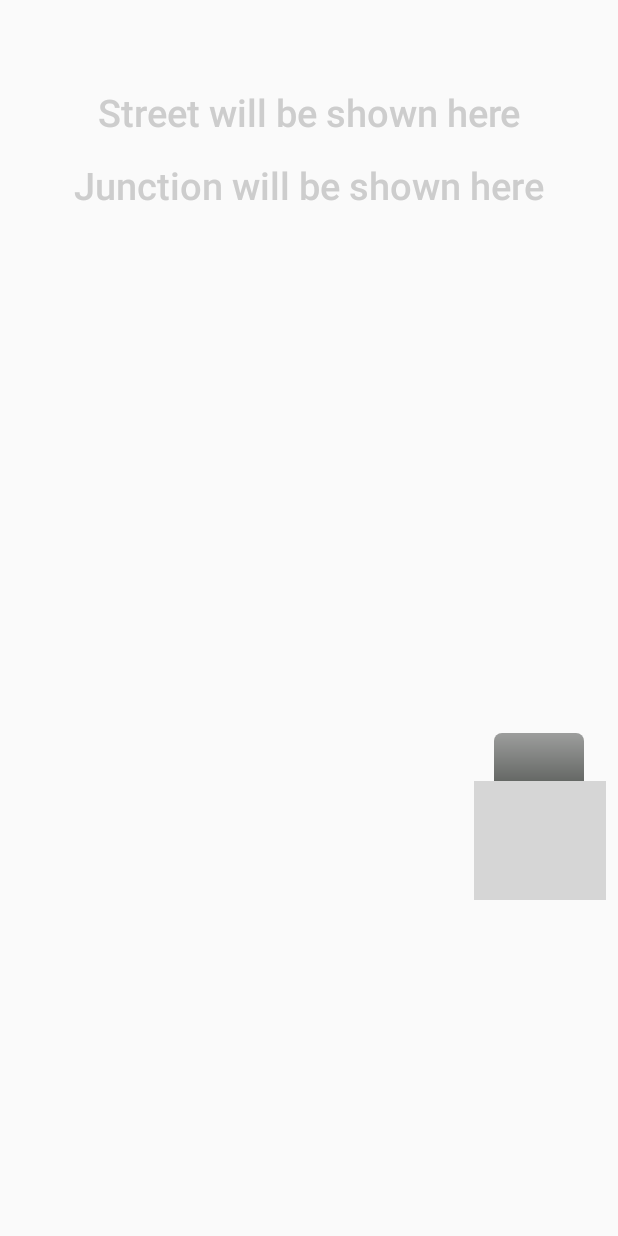
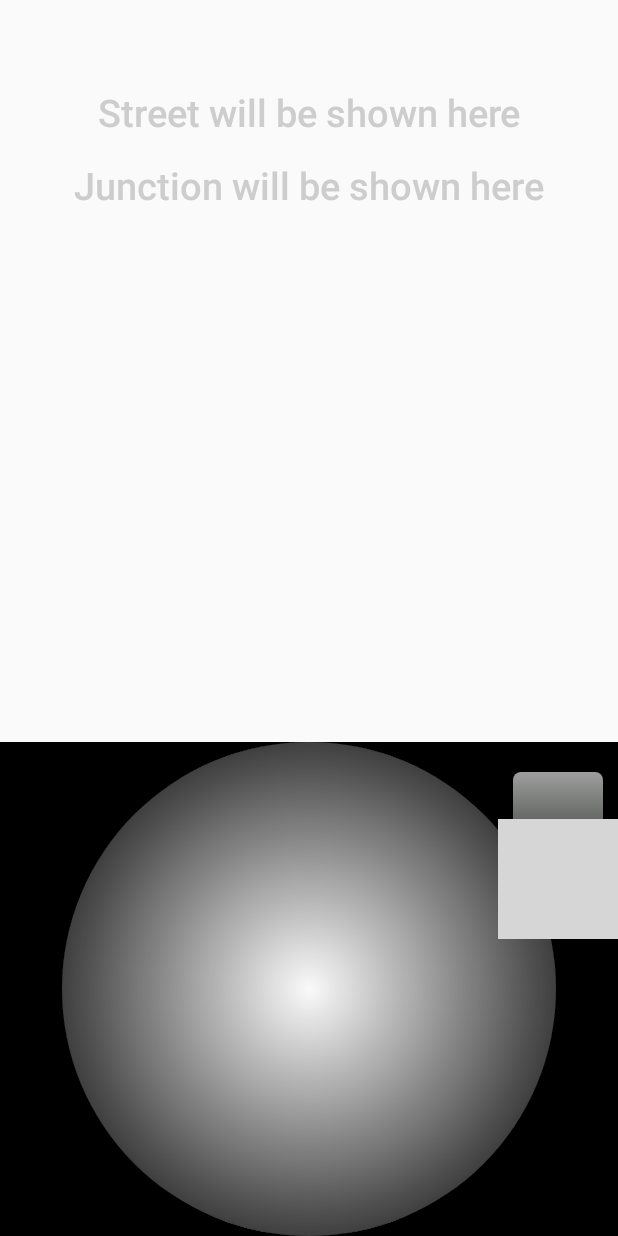
Before and after one commit to Darxie/Actualspeed, an Android app: the layout fragment_free_drive.xml on its own in the app's theme, with its tools: preview values and no code run, on a phone screen of 412 x 824 dp. Run offline under Robolectric (Android 15) with nearby library versions, the phone set to English and light mode, and no system bars; grey boxes are pictures that could not be loaded.

Commit message:
chore(Android): Free drive fragment

```diff
--- a/app/src/main/java/cz/feldis/actualspeed/FreeDriveFragment.kt
+++ b/app/src/main/java/cz/feldis/actualspeed/FreeDriveFragment.kt
@@ -36,16 +36,16 @@ class FreeDriveFragment : MapFragment() {
     override fun onViewCreated(view: View, savedInstanceState: Bundle?) {
         super.onViewCreated(view, savedInstanceState)
 
-        binding.speed.setOnClickListener { viewModel.resetCamera() }
+        binding.speedInfoLayout.speed.setOnClickListener { viewModel.resetCamera() }
 
         viewModel.currentSpeedText.observe(viewLifecycleOwner, {
-            binding.speed.text = it
+            binding.speedInfoLayout.speed.text = it
         })
         viewModel.currentSpeedColor.observe(viewLifecycleOwner, {
-            binding.currentSpeedImage.setColorFilter(it)
+            binding.speedInfoLayout.currentSpeedImage.setColorFilter(it)
         })
         viewModel.speedLimitText.observe(viewLifecycleOwner, {
-            binding.speedLimit.text = it
+            binding.speedInfoLayout.speedLimit.text = it
         })
         viewModel.currentStreetInfo.observe(viewLifecycleOwner, {
             binding.street.text = getString(R.string.current_street, it.street, it.city)
--- /dev/null
+++ b/app/src/main/java/cz/feldis/actualspeed/view/FocusView.kt
@@ -0,0 +1,61 @@
+package cz.feldis.actualspeed.view
+
+import android.content.Context
+import android.graphics.*
+import android.util.AttributeSet
+import android.view.View
+import cz.feldis.actualspeed.R
+
+class FocusView @JvmOverloads constructor(
+    context: Context, attrs: AttributeSet? = null, defStyleAttr: Int = 0
+) : View(context, attrs, defStyleAttr) {
+
+    private var borderPaint: Paint? = null
+    private val pathPaint = Paint().apply {
+        color = Color.TRANSPARENT
+        strokeWidth = 10F
+    }
+    private val path = Path()
+    private var gradientColor: Int = Color.BLACK
+
+    init {
+        context.theme.obtainStyledAttributes(attrs, R.styleable.FocusView, 0, 0).apply {
+            try {
+                gradientColor = getColor(R.styleable.FocusView_gradientColor, Color.BLACK)
+            } finally {
+                recycle()
+            }
+        }
+    }
+
+    override fun onLayout(changed: Boolean, left: Int, top: Int, right: Int, bottom: Int) {
+        super.onLayout(changed, left, top, right, bottom)
+        if(borderPaint == null) {
+            borderPaint = Paint().apply {
+                color = Color.WHITE
+                strokeWidth = 1F
+                style = Paint.Style.FILL_AND_STROKE
+                shader = RadialGradient(width / 2F, height / 2F, height / 1.5F, Color.TRANSPARENT, gradientColor, Shader.TileMode.MIRROR)
+            }
+        }
+    }
+
+    override fun onDraw(canvas: Canvas?) {
+        super.onDraw(canvas)
+
+        canvas?.apply {
+            path.reset()
+            path.addCircle(width / 2F, height / 2F, height / 2F, Path.Direction.CW)
+            path.fillType = Path.FillType.INVERSE_EVEN_ODD
+
+            borderPaint?.let {
+                drawCircle(width / 2F, height / 2F, height / 2F, it)
+            }
+
+            drawPath(path, pathPaint)
+            clipPath(path)
+
+            drawColor(gradientColor)
+        }
+    }
+}
--- a/app/src/main/java/cz/feldis/actualspeed/viewmodel/FreeDriveFragmentViewModel.kt
+++ b/app/src/main/java/cz/feldis/actualspeed/viewmodel/FreeDriveFragmentViewModel.kt
@@ -98,8 +98,8 @@ class FreeDriveFragmentViewModel : ViewModel() {
         with(cameraDataModel) {
             movementMode = Camera.MovementMode.FollowGpsPosition
             rotationMode = Camera.RotationMode.Vehicle
-            tilt = 30f
-            zoomLevel = 16f
+            tilt = 90F
+            zoomLevel = 14F
         }
     }
 }
--- a/app/src/main/res/layout/fragment_free_drive.xml
+++ b/app/src/main/res/layout/fragment_free_drive.xml
@@ -44,70 +44,27 @@
             app:layout_constraintVertical_bias="0.01999998"
             tools:visibility="visible" />
 
-        <TextView
-            android:id="@+id/speed"
-            android:layout_width="0dp"
-            android:layout_height="0dp"
-            android:elevation="2dp"
-            android:fontFamily="sans-serif-medium"
-            android:textAlignment="center"
-            android:textColor="#000000"
-            android:textSize="35sp"
-            android:textStyle="bold"
-            android:visibility="visible"
-            app:layout_constraintBottom_toTopOf="@+id/speedLimit"
-            app:layout_constraintEnd_toEndOf="@+id/currentSpeedImage"
-            app:layout_constraintHorizontal_bias="0.0"
-            app:layout_constraintStart_toStartOf="@+id/currentSpeedImage"
-            app:layout_constraintTop_toTopOf="@+id/currentSpeedImage"
-            app:layout_constraintVertical_bias="0.0"
-            tools:visibility="visible" />
-
-        <ImageView
-            android:id="@+id/speedLimitImage"
-            android:layout_width="88dp"
-            android:layout_height="79dp"
-            android:layout_marginEnd="8dp"
-            android:layout_marginBottom="224dp"
-            android:contentDescription="@string/speedlimit_image"
-            android:elevation="2dp"
-            android:visibility="visible"
-            app:layout_constraintBottom_toBottomOf="parent"
-            app:layout_constraintEnd_toEndOf="parent"
-            app:srcCompat="@drawable/sygic_sdk_speed_limit_eu" />
-
-        <TextView
-            android:id="@+id/speedLimit"
-            android:layout_width="wrap_content"
-            android:layout_height="wrap_content"
-            android:elevation="3dp"
-            android:fontFamily="sans-serif-medium"
-            android:textColor="#000000"
-            android:textSize="30sp"
-            app:layout_constraintBottom_toBottomOf="@+id/speedLimitImage"
-            app:layout_constraintEnd_toEndOf="@+id/speedLimitImage"
-            app:layout_constraintStart_toStartOf="@+id/speedLimitImage"
-            app:layout_constraintTop_toTopOf="@+id/speedLimitImage" />
-
-        <ImageView
-            android:id="@+id/currentSpeedImage"
-            android:layout_width="60dp"
-            android:layout_height="51dp"
-            android:contentDescription="@string/text"
-            app:layout_constraintBottom_toTopOf="@+id/speedLimit"
-            app:layout_constraintEnd_toEndOf="@+id/speedLimitImage"
-            app:layout_constraintHorizontal_bias="0.486"
-            app:layout_constraintStart_toStartOf="@+id/speedLimitImage"
-            app:srcCompat="@android:drawable/progress_horizontal" />
-
         <FrameLayout
             android:id="@+id/mapFrameLayout"
             android:layout_width="match_parent"
             android:layout_height="0dp"
+            app:layout_constraintBottom_toBottomOf="parent"
             app:layout_constraintHeight_default="percent"
-            app:layout_constraintHeight_percent=".3"
-            app:layout_constraintBottom_toBottomOf="parent"
-            />
+            app:layout_constraintHeight_percent=".4">
+
+            <cz.feldis.actualspeed.view.FocusView
+                android:layout_width="match_parent"
+                android:layout_height="match_parent" />
+
+        </FrameLayout>
+
+        <include
+            android:id="@+id/speedInfoLayout"
+            layout="@layout/layout_speed_info"
+            android:layout_width="wrap_content"
+            android:layout_height="wrap_content"
+            app:layout_constraintEnd_toEndOf="parent"
+            app:layout_constraintTop_toTopOf="@id/mapFrameLayout" />
 
     </androidx.constraintlayout.widget.ConstraintLayout>
 
--- /dev/null
+++ b/app/src/main/res/layout/layout_speed_info.xml
@@ -0,0 +1,63 @@
+<?xml version="1.0" encoding="utf-8"?>
+<androidx.constraintlayout.widget.ConstraintLayout xmlns:android="http://schemas.android.com/apk/res/android"
+    xmlns:app="http://schemas.android.com/apk/res-auto"
+    xmlns:tools="http://schemas.android.com/tools"
+    android:layout_width="wrap_content"
+    android:layout_height="wrap_content">
+
+    <ImageView
+        android:id="@+id/currentSpeedImage"
+        android:layout_width="60dp"
+        android:layout_height="51dp"
+        android:layout_marginTop="20dp"
+        android:contentDescription="@string/text"
+        app:layout_constraintBottom_toTopOf="@id/speedLimitImage"
+        app:layout_constraintTop_toTopOf="parent"
+        app:layout_constraintStart_toStartOf="parent"
+        app:layout_constraintEnd_toEndOf="parent"
+        app:srcCompat="@android:drawable/progress_horizontal"
+        tools:src="@android:drawable/progress_horizontal" />
+
+    <TextView
+        android:id="@+id/speed"
+        android:layout_width="0dp"
+        android:layout_height="0dp"
+        android:fontFamily="sans-serif-medium"
+        android:textAlignment="center"
+        android:textColor="#000000"
+        android:textSize="35sp"
+        android:textStyle="bold"
+        app:layout_constraintTop_toTopOf="@+id/currentSpeedImage"
+        app:layout_constraintBottom_toBottomOf="@id/currentSpeedImage"
+        app:layout_constraintEnd_toEndOf="@+id/currentSpeedImage"
+        app:layout_constraintStart_toStartOf="@+id/currentSpeedImage"
+        tools:text="40" />
+
+    <ImageView
+        android:id="@+id/speedLimitImage"
+        android:layout_width="80dp"
+        android:layout_height="80dp"
+        android:translationY="-20dp"
+        android:contentDescription="@string/speedlimit_image"
+        app:layout_constraintTop_toBottomOf="@id/currentSpeedImage"
+        app:layout_constraintBottom_toBottomOf="parent"
+        app:layout_constraintStart_toStartOf="parent"
+        app:layout_constraintEnd_toEndOf="parent"
+        app:srcCompat="@drawable/sygic_sdk_speed_limit_eu"
+        tools:src="@drawable/sygic_sdk_speed_limit_eu" />
+
+    <TextView
+        android:id="@+id/speedLimit"
+        android:layout_width="wrap_content"
+        android:layout_height="wrap_content"
+        android:translationY="-20dp"
+        android:fontFamily="sans-serif-medium"
+        android:textColor="#000000"
+        android:textSize="30sp"
+        app:layout_constraintBottom_toBottomOf="@id/speedLimitImage"
+        app:layout_constraintEnd_toEndOf="@+id/speedLimitImage"
+        app:layout_constraintStart_toStartOf="@+id/speedLimitImage"
+        app:layout_constraintTop_toTopOf="@+id/speedLimitImage"
+        tools:text="50"/>
+
+</androidx.constraintlayout.widget.ConstraintLayout>
--- /dev/null
+++ b/app/src/main/res/values/attrs.xml
@@ -0,0 +1,6 @@
+<?xml version="1.0" encoding="utf-8"?>
+<resources>
+    <declare-styleable name="FocusView">
+        <attr name="gradientColor" format="color" />
+    </declare-styleable>
+</resources>
```
